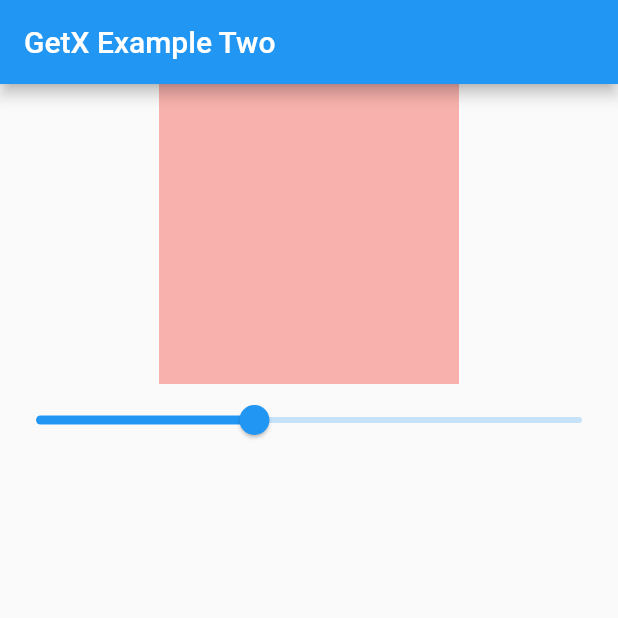
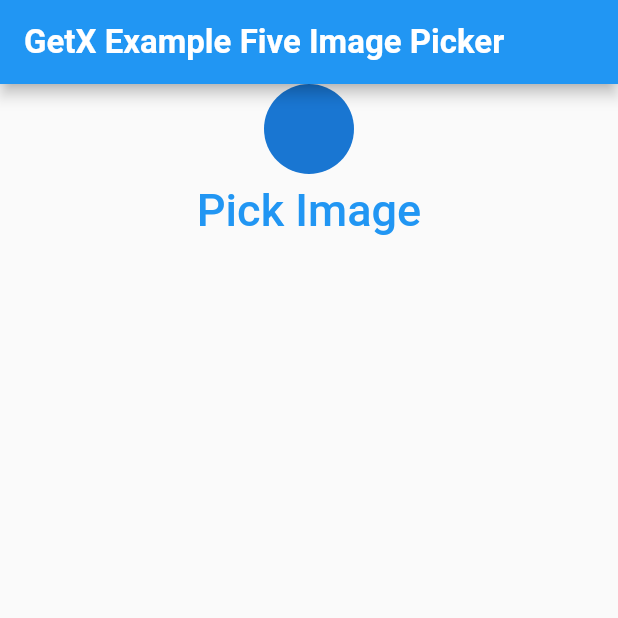
Before and after one commit to MuhammadBilalAkbar/getx_asif_taj_tutorial, a Flutter app: the screen it shows after launch, on a phone screen of 412 x 824 dp, the top half of it. Run offline on Flutter 3.47's test engine with Material 2 defaults, Android fonts, the light colour scheme and no system bars; our stand-ins replace get, image_picker.

Commit message:
all examples

```diff
--- a/lib/my_app.dart
+++ b/lib/my_app.dart
@@ -1,6 +1,9 @@
 import 'package:flutter/material.dart';
 import 'package:get/get.dart';
-import 'package:getx_asif_taj_tutorial/state_management/example_two.dart';
+import 'package:getx_asif_taj_tutorial/state_management/example_five_image_picker.dart';
+import 'package:getx_asif_taj_tutorial/state_management/example_four_favorite.dart';
+import 'package:getx_asif_taj_tutorial/state_management/example_two_slider.dart';
+import 'package:getx_asif_taj_tutorial/state_management/example_three_switch.dart';
 import 'package:getx_asif_taj_tutorial/state_management/getx_counter.dart';
 import 'package:getx_asif_taj_tutorial/state_management/simple_counter.dart';
 import 'utils/height_width.dart';
@@ -24,19 +27,28 @@ class MyApp extends StatelessWidget {
         translations: Languages(),
         fallbackLocale: const Locale('en', 'US'),
         theme: ThemeData(
-            primarySwatch: Colors.blue,
-            textTheme: TextTheme(
-              bodyMedium: TextStyle(fontSize: 60),
-              labelLarge: TextStyle(fontSize: 60),
-              titleMedium: TextStyle(fontSize: 60),
-            )),
+          primarySwatch: Colors.blue,
+          textTheme: const TextTheme(
+            bodyMedium: TextStyle(fontSize: 30),
+            labelLarge: TextStyle(fontSize: 30),
+            titleMedium: TextStyle(fontSize: 60),
+          ),
+          appBarTheme: const AppBarTheme(
+            titleTextStyle:
+                TextStyle(fontSize: 22, fontWeight: FontWeight.bold),
+          ),
+          listTileTheme: const ListTileThemeData(),
+        ),
         // home: const SnackBarBottomSheetTheme(),
         // home: const RoutesNavigation(),
         // home: const HeightWidth(),
         // home: const LanguagesScreen(),
         // home: const SimpleCounter(),
-        // home: const GetxCounter(),
-        home: const ExampleTwo(),
+        // home: const GetXCounter(),
+        // home: const ExampleTwoSlider(),
+        // home: const ExampleThreeSwitch(),
+        // home: const ExampleFourFavorite(),
+        home: const ExampleFiveImagePicker(),
         // Routes with GetX
         // getPages: [
         //   GetPage(name: '/', page: () => RoutesNavigation()),
--- /dev/null
+++ b/lib/state_management/example_five_image_picker.dart
@@ -0,0 +1,64 @@
+import 'dart:io';
+
+import 'package:flutter/material.dart';
+import 'package:get/get.dart';
+import 'package:image_picker/image_picker.dart';
+
+class ExampleFiveImagePicker extends StatefulWidget {
+  const ExampleFiveImagePicker({Key? key}) : super(key: key);
+
+  @override
+  State<ExampleFiveImagePicker> createState() => _ExampleFiveImagePickerState();
+}
+
+class _ExampleFiveImagePickerState extends State<ExampleFiveImagePicker> {
+  final imagePickerController = Get.put(ImagePickerController());
+
+  @override
+  Widget build(BuildContext context) {
+    debugPrint('rebuild');
+    return Scaffold(
+      appBar: AppBar(
+        title: const Text('GetX Example Five Image Picker'),
+      ),
+      body: Obx(() {
+        return Center(
+          child: Column(
+            // mainAxisAlignment: MainAxisAlignment.center,
+            children: [
+              CircleAvatar(
+                radius: 30,
+                // backgroundImage: FileImage(
+                //   File(imagePickerController.imagePath.toString()),
+                // ),
+                backgroundImage: imagePickerController.imagePath.isNotEmpty
+                    ? FileImage(
+                        File(imagePickerController.imagePath.toString()),
+                      )
+                    : null,
+              ),
+              TextButton(
+                onPressed: () {
+                  imagePickerController.getImage();
+                },
+                child: Text('Pick Image'),
+              ),
+            ],
+          ),
+        );
+      }),
+    );
+  }
+}
+
+class ImagePickerController extends GetxController {
+  final imagePath = ''.obs;
+
+  Future getImage() async {
+    final imagePicker = ImagePicker();
+    final image = await imagePicker.pickImage(source: ImageSource.camera);
+    if (image != null) {
+      imagePath.value = image.path.toString();
+    }
+  }
+}
--- a/lib/state_management/example_two.dart
+++ b/lib/state_management/example_two_slider.dart
@@ -1,24 +1,24 @@
 import 'package:flutter/material.dart';
 import 'package:get/get.dart';
 
-class ExampleTwo extends StatefulWidget {
-  const ExampleTwo({Key? key}) : super(key: key);
+class ExampleTwoSlider extends StatefulWidget {
+  const ExampleTwoSlider({Key? key}) : super(key: key);
 
   @override
-  State<ExampleTwo> createState() => _ExampleTwoState();
+  State<ExampleTwoSlider> createState() => _ExampleTwoSliderState();
 }
 
-class _ExampleTwoState extends State<ExampleTwo> {
-  double opacity = 0.4;
+class _ExampleTwoSliderState extends State<ExampleTwoSlider> {
+  // double opacity = 0.4;
 
-  final exampleTwoController = Get.put(ExampleTwoController());
+  final exampleTwoController = Get.put(SliderController());
 
   @override
   Widget build(BuildContext context) {
     debugPrint('rebuild');
     return Scaffold(
       appBar: AppBar(
-        title: const Text('GetX Example Two'),
+        title: const Text('GetX Example Two Slider'),
       ),
       body: Column(
         children: [
@@ -47,7 +47,7 @@ class _ExampleTwoState extends State<ExampleTwo> {
   }
 }
 
-class ExampleTwoController extends GetxController {
+class SliderController extends GetxController {
   final opacity = 0.4.obs;
 
   setOpacity(double newValue) => opacity.value = newValue;
--- a/lib/state_management/simple_counter.dart
+++ b/lib/state_management/simple_counter.dart
@@ -27,7 +27,7 @@
     debugPrint('Rebuild');
     return Scaffold(
       appBar: AppBar(
-        title: Text('GetX Counter Example'),
+        title: const Text('setState Counter Example'),
       ),
       body: Center(
         child: Column(
```
Also changed, not shown: lib/state_management/counter_controller.dart (deleted, +0 -11 lines), lib/state_management/example_four_favorite.dart (added, +78 -0 lines), lib/state_management/example_three_switch.dart (added, +56 -0 lines), lib/state_management/getx_counter.dart (+14 -6 lines), pubspec.yaml (+2 -72 lines), pubspec.lock (deleted), 1 other file.
